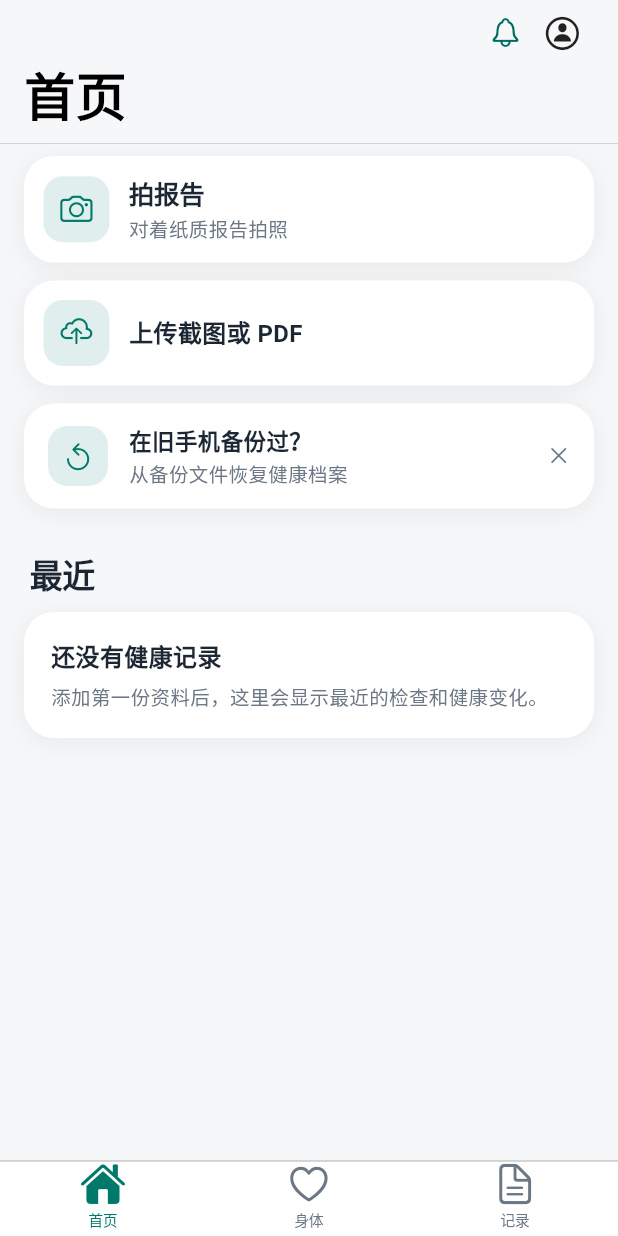
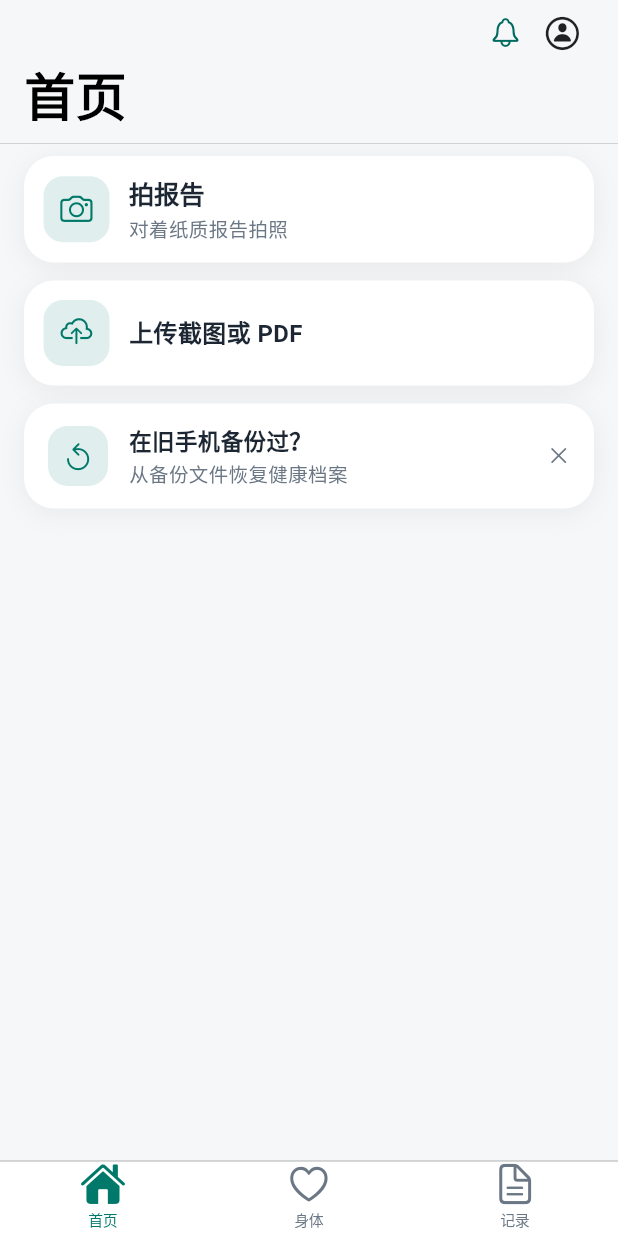
Before and after one commit to weixu731618-netizen/health-archive, a Flutter app: the screen it shows after launch, item 2 of the bottom bar chosen, after a tap on "首页", on a phone screen of 412 x 824 dp. Run offline on Flutter 3.47's test engine with Material 3 defaults, Android fonts, the phone set to English and light mode, and no system bars; our stand-ins replace drift, drift_flutter, file_picker, fl_chart, flutter_local_notifications, flutter_secure_storage and 6 more; missing offline and left inert: pdfx; accounts and stored records are empty; generated files the repository leaves out were written again.

Commit message:
删掉首页「最近」+ 移除 activeTabNotifier 跨 Tab 跳转
「最近」= 最近 3 份报告 + 「查看全部」跳记录 Tab。它跟底部「记录」Tab 职责
重复（一步可达），而且它的「查看全部」正是 activeTabNotifier 那套跨 Tab
跳转机制的唯一外部使用者——就是之前「从健康资料返回时 Tab 乱跳」的根源。

- home_page：删「最近」section + _recent 状态 + _RecentTile + _EmptyRecent +
  sortedReports；清 format.dart / report_detail_page.dart 未用 import。
- main.dart：删 activeTabNotifier / _onTabRequested / 监听；onTap 简化成
  纯 setState(_index)。
- 首页现在只有：添加健康资料 + 待跟进。

widget_test「首页」用例改断言（'最近' → findsNothing）。flutter test 244 绿。
版本 1.9.15+44。

```diff
--- a/lib/main.dart
+++ b/lib/main.dart
@@ -44,10 +44,6 @@ AppDatabase? appDatabase;
 /// 各页面 initState 重新按新档案加载数据。
 final ValueNotifier<int> activeProfileNotifier =
     ValueNotifier<int>(HealthRepository.defaultProfileId);
-
-/// 底部 Tab 的全局切换器（0 首页 / 1 身体 / 2 记录）。
-/// 首页「最近 → 查看全部」等页面内入口用它跳到「记录」Tab。
-final ValueNotifier<int> activeTabNotifier = ValueNotifier<int>(0);
 
 const String _kActiveProfilePrefKey = 'active_profile_id';
 
@@ -292,32 +288,6 @@ class MainShell extends StatefulWidget {
 class _MainShellState extends State<MainShell> {
   int _index = 0;
 
-  @override
-  void initState() {
-    super.initState();
-    activeTabNotifier.addListener(_onTabRequested);
-  }
-
-  @override
-  void dispose() {
-    activeTabNotifier.removeListener(_onTabRequested);
-    super.dispose();
-  }
-
-  void _onTabRequested() {
-    final v = activeTabNotifier.value;
-    if (v == _index || v < 0 || v > 2) return;
-    // 只有 MainShell 本身是当前可见路由（上面没压着「健康资料」这类推入页）时
-    // 才切 Tab。否则一个残留的切换请求会在你返回时把底层 Tab 悄悄换掉。
-    final route = ModalRoute.of(context);
-    if (route != null && !route.isCurrent) {
-      // 把请求拉回当前 Tab，避免它一直停在别处，下次返回又触发。
-      activeTabNotifier.value = _index;
-      return;
-    }
-    setState(() => _index = v);
-  }
-
   /// 每次切换 Tab 都重新构建对应页面，确保「记录」「身体」等页能加载到最新保存的数据。
   /// 「添加」不占底部导航，也不再用悬浮 `+`：首页有三个核心导入入口，记录页 / 器官详情页
   /// 右上角有上下文 `+`（见各页 AppBar）。Tab Bar 只负责页面切换。
@@ -347,10 +317,7 @@ class _MainShellState extends State<MainShell> {
       ),
       bottomNavigationBar: CupertinoTabBar(
         currentIndex: _index,
-        onTap: (value) {
-          activeTabNotifier.value = value;
-          setState(() => _index = value);
-        },
+        onTap: (value) => setState(() => _index = value),
         activeColor: AppColors.primary,
         inactiveColor: AppColors.textSecondary,
         backgroundColor: Colors.white,
--- a/lib/pages/home_page.dart
+++ b/lib/pages/home_page.dart
@@ -7,7 +7,6 @@ import '../main.dart';
 import '../models/backup_nudge.dart';
 import '../models/body_area_health.dart';
 import '../utils/attention_acks.dart';
-import '../utils/format.dart';
 import '../widgets/health_ui.dart';
 import '../widgets/ios_nav.dart';
 import '../widgets/profile_switcher.dart';
@@ -16,7 +15,6 @@ import 'notification_center_page.dart';
 import 'privacy_page.dart';
 import 'reminders_page.dart';
 import 'report_capture_page.dart';
-import 'report_detail_page.dart';
 import 'report_import_page.dart';
 
 const double _kContentMaxWidth = 720;
@@ -26,8 +24,8 @@ const double _kContentMaxWidth = 720;
 ///
 /// 自上而下:
 ///  1. 拍报告 —— 第一优先级，配相册 / 文件 / 影像
-///  2. 需要关注 —— 有异常 / 待复查才显示；超过 3 行折叠
-///  3. 最近 —— 最近导入的医疗资料
+///  2. 待跟进 —— 有异常 / 待复查才显示；超过 3 行折叠
+///  （「过去添加了什么」是「记录」Tab 的职责，首页不再放「最近」列表。）
 class HomePage extends StatefulWidget {
   const HomePage({super.key});
 
@@ -47,7 +45,6 @@ class _HomePageState extends State<HomePage> {
   List<_AttentionArea> _attention = const [];
   List<Reminder> _overdueFollowups = const [];
   List<Reminder> _upcomingFollowups = const [];
-  List<MedicalReport> _recent = const [];
 
   // —— 换机不丢数据（V1 无登录 / 云同步，只靠本地 zip 备份）——
   static const String _kRestoreHintDismissedKey = 'home_restore_hint_dismissed';
@@ -132,9 +129,6 @@ class _HomePageState extends State<HomePage> {
             _AttentionArea(area: a),
       ];
 
-      final sortedReports = [...reports]
-        ..sort((a, b) => b.reportDate.compareTo(a.reportDate));
-
       // —— 备份提醒判定 ——
       final dbEmpty = reports.isEmpty && metrics.isEmpty;
       DateTime? newestReportCreatedAt;
@@ -171,7 +165,6 @@ class _HomePageState extends State<HomePage> {
           _attention = attention;
           _overdueFollowups = overdue;
           _upcomingFollowups = upcoming;
-          _recent = sortedReports.take(3).toList();
           _loading = false;
         });
       }
@@ -435,32 +428,9 @@ class _HomePageState extends State<HomePage> {
                         ),
                         _attentionSection(),
                       ],
-
-                      // 3. 最近
-                      HealthSectionHeader(
-                        '最近',
-                        actionLabel: _recent.isEmpty ? null : '查看全部',
-                        onAction: _recent.isEmpty
-                            ? null
-                            : () => activeTabNotifier.value = 2,
-                      ),
-                      if (_recent.isEmpty)
-                        const _EmptyRecent()
-                      else
-                        HealthCard(
-                          padding: const EdgeInsets.fromLTRB(18, 6, 18, 6),
-                          child: Column(
-                            children: [
-                              for (final r in _recent)
-                                _RecentTile(
-                                  report: r,
-                                  onTap: () =>
-                                      _push(ReportDetailPage(reportId: r.id)),
-                                ),
-                            ],
-                          ),
-                        ),
-                      ]),
+                      // 「最近」已移除：那是「记录」Tab 的职责，就在底部一步可达；
+                      // 首页只管「怎么开始建档」+「待跟进」。
+                    ]),
                     ),
                   ),
               ],
@@ -722,51 +692,6 @@ class _RecheckRow extends StatelessWidget {
   }
 }
 
-class _RecentTile extends StatelessWidget {
-  final MedicalReport report;
-  final VoidCallback onTap;
-  const _RecentTile({required this.report, required this.onTap});
-
-  @override
-  Widget build(BuildContext context) {
-    final r = report;
-    final label = [r.hospitalName, r.reportType]
-        .where((e) => e.trim().isNotEmpty)
-        .join(' · ');
-    return HealthRow(
-      leading: const Icon(CupertinoIcons.doc_text,
-          size: 20, color: AppColors.textSecondary),
-      title: label.isEmpty ? '报告' : label,
-      subtitle: formatDate(r.reportDate),
-      onTap: onTap,
-    );
-  }
-}
-
-/// 首页「最近」空状态：只说明，不放操作按钮（上传入口在页面顶部）。
-class _EmptyRecent extends StatelessWidget {
-  const _EmptyRecent();
-
-  @override
-  Widget build(BuildContext context) {
-    return const HealthCard(
-      child: Column(
-        crossAxisAlignment: CrossAxisAlignment.start,
-        children: [
-          Text('还没有健康记录',
-              style: TextStyle(
-                  fontSize: 16,
-                  fontWeight: FontWeight.w600,
-                  color: AppColors.textPrimary)),
-          SizedBox(height: 6),
-          Text('添加第一份资料后，这里会显示最近的检查和健康变化。',
-              style: TextStyle(fontSize: 13, color: AppColors.textSecondary)),
-        ],
-      ),
-    );
-  }
-}
-
 class _BellAction extends StatelessWidget {
   final int unread;
   final VoidCallback onTap;
--- a/pubspec.yaml
+++ b/pubspec.yaml
@@ -1,7 +1,7 @@
 name: health_archive
 description: 健康档案 - 个人健康管理 App（MVP）
 publish_to: 'none'
-version: 1.9.14+43
+version: 1.9.15+44
 
 environment:
   sdk: '>=3.6.0 <4.0.0'
```
Also changed, not shown: lib/models/app_metadata.dart (+5 -5 lines), 2 other files.
